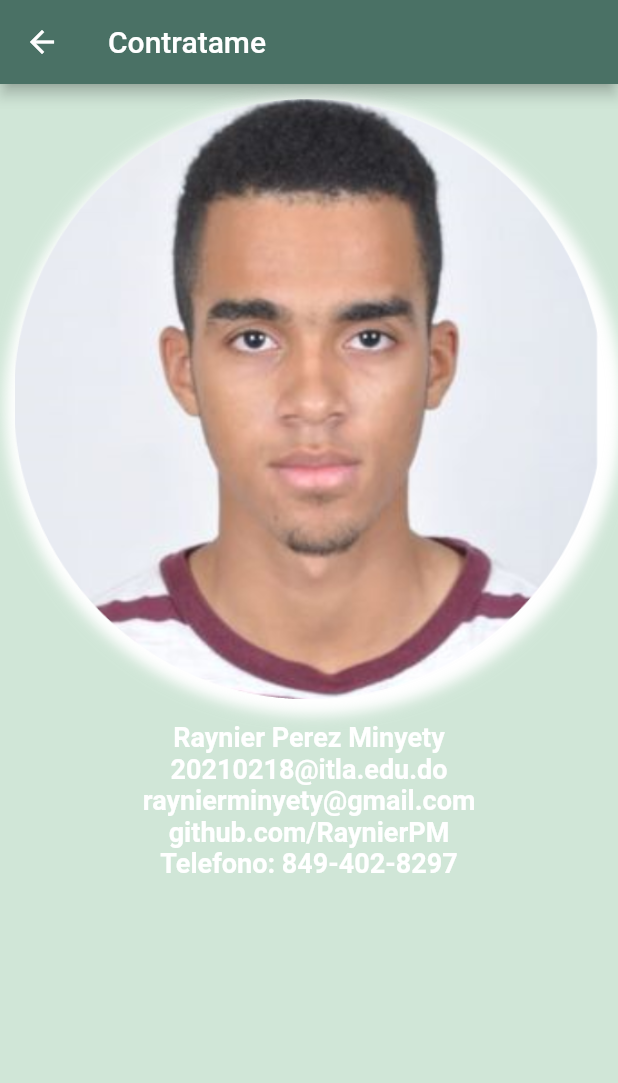
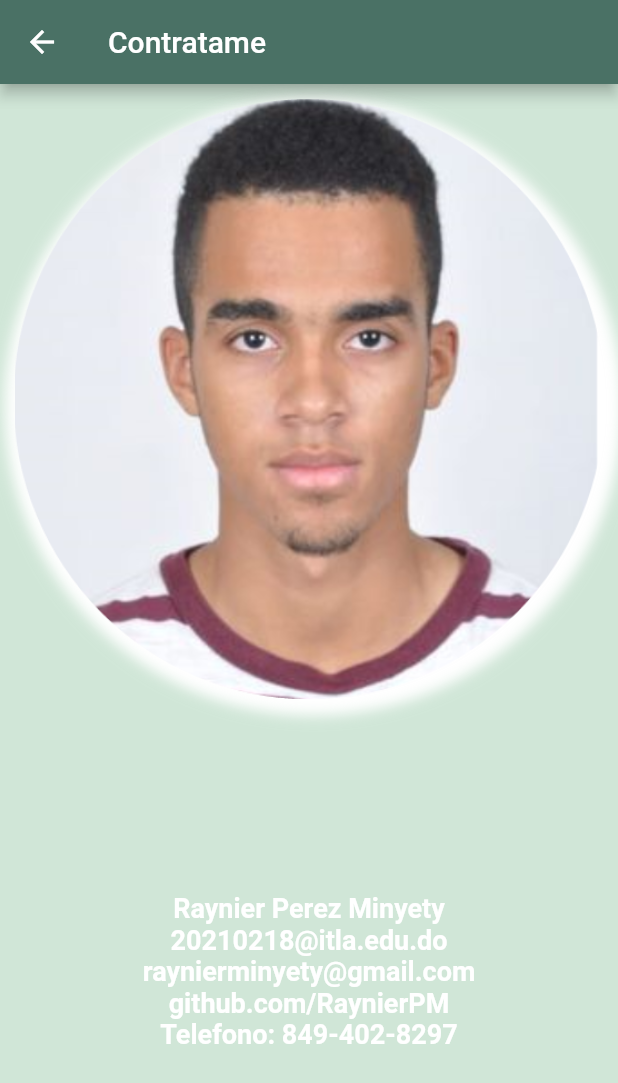
Before and after one commit to RaynierPM/tarea6_flutter, a Flutter app: the Contratame screen opened by its route, on a phone screen of 412 x 824 dp. Shown: the top 1083 px of the screen. Run offline on Flutter 3.47's test engine with Material 2 defaults, Android fonts, the phone set to English and light mode, and no system bars; Roboto replaces fonts that are missing (Diphy).

Commit message:
Actualizacion visual

```diff
--- a/lib/contratame.dart
+++ b/lib/contratame.dart
@@ -15,7 +15,7 @@ class Contratame extends StatelessWidget {
   Widget build(BuildContext context) => Scaffold(
     appBar: getAppBar("Contratame"),
 
-    backgroundColor: Color.fromARGB(129, 162, 205, 176),
+    backgroundColor: const Color.fromARGB(129, 162, 205, 176),
 
     body: Container(
       width: MediaQuery.of(context).size.width,
@@ -34,11 +34,17 @@ class Contratame extends StatelessWidget {
               ),
               child: Image.asset("assets/ray.png", width: 400, height: 400, fit: BoxFit.fitHeight,),
             ),
-            Text("Raynier Perez Minyety", style: texto,),
-            Text("20210218@itla.edu.do", style: texto,),
-            Text("raynierminyety@gmail.com", style: texto,),
-            Text("github.com/RaynierPM", style: texto,),
-            Text("Telefono: 849-402-8297", style: texto,)
+            Expanded(child:  Column(
+              mainAxisAlignment: MainAxisAlignment.center,
+              children: [
+                Text("Raynier Perez Minyety", style: texto,),
+                Text("20210218@itla.edu.do", style: texto,),
+                Text("raynierminyety@gmail.com", style: texto,),
+                Text("github.com/RaynierPM", style: texto,),
+                Text("Telefono: 849-402-8297", style: texto,)
+                ],
+              )
+            )
         ],
       ),
     )
```
